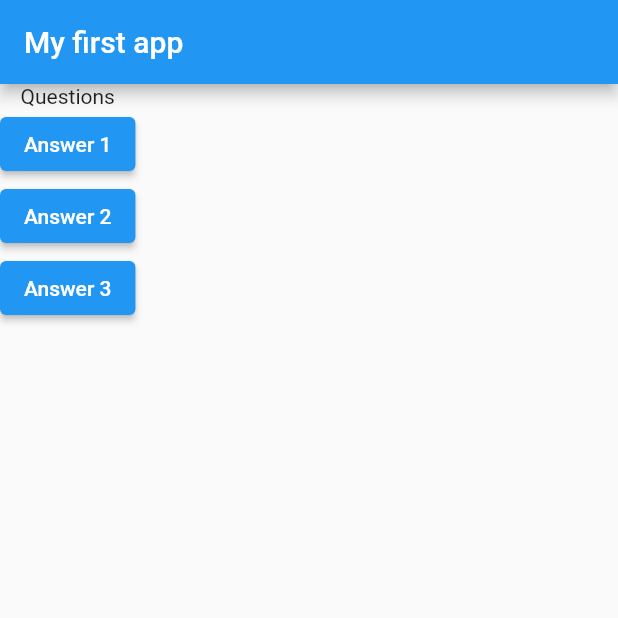
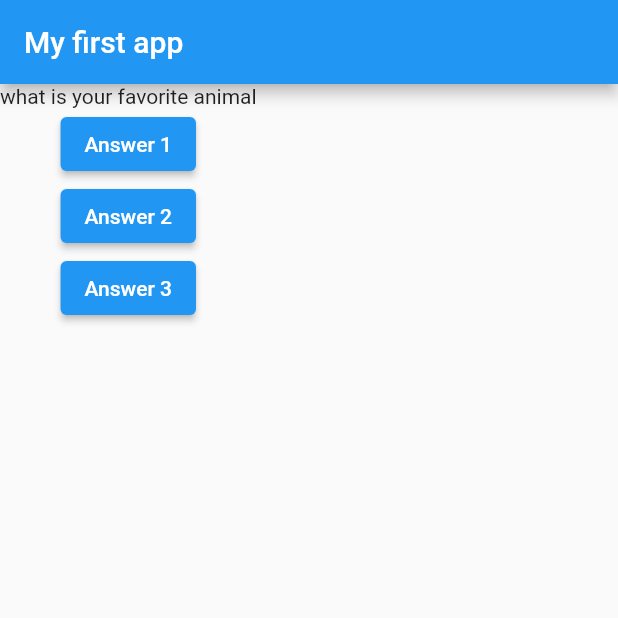
Before and after one commit to pveg/Flutter_Testing_App, a Flutter app: the screen it shows after launch, after a tap on "Answer 1", on a phone screen of 412 x 824 dp, the top half of it. Run offline on Flutter 3.47's test engine with Material 2 defaults, Android fonts, the phone set to English and light mode, and no system bars.

```diff
--- a/lib/main.dart
+++ b/lib/main.dart
@@ -6,23 +6,39 @@ import 'package:flutter/material.dart';
 
 void main() => runApp(MyTestingApp());
 
-class MyTestingApp extends StatelessWidget {
-  void answerQuestion() => print('answer chosen!');
+class MyTestingApp extends StatefulWidget {
+
+  @override
+  State<StatefulWidget> createState() {
+
+    return MyTestingAppState();
+  }
+}
+
+class MyTestingAppState extends State<MyTestingApp> {
+  var questionIndex = 0;
+  void answerQuestion() {
+    setState(() {
+    questionIndex++;
+    });
+    print(questionIndex);
+  }
 
   @override //makes clear that we overrides the build method
   Widget build(BuildContext context) {
+    var questions = [
+      'what is your favorite color',
+      'what is your favorite animal'
+    ];
     //Needs Type and Context
     return MaterialApp(
       home: Scaffold(
         appBar: AppBar(title: Text('My first app')), //appbar
         body: Column(children: <Widget>[
-          Text('Questions'),
-          ElevatedButton(
-              onPressed: answerQuestion, child: Text('Answer 1')),
-          ElevatedButton(
-              onPressed: answerQuestion, child: Text('Answer 2')),
-          ElevatedButton(
-              onPressed: answerQuestion, child: Text('Answer 3')),
+          Text(questions[questionIndex]),
+          ElevatedButton(onPressed: answerQuestion, child: Text('Answer 1')),
+          ElevatedButton(onPressed: answerQuestion, child: Text('Answer 2')),
+          ElevatedButton(onPressed: answerQuestion, child: Text('Answer 3')),
         ]),
       ),
     ); //receive the named arguments
```
